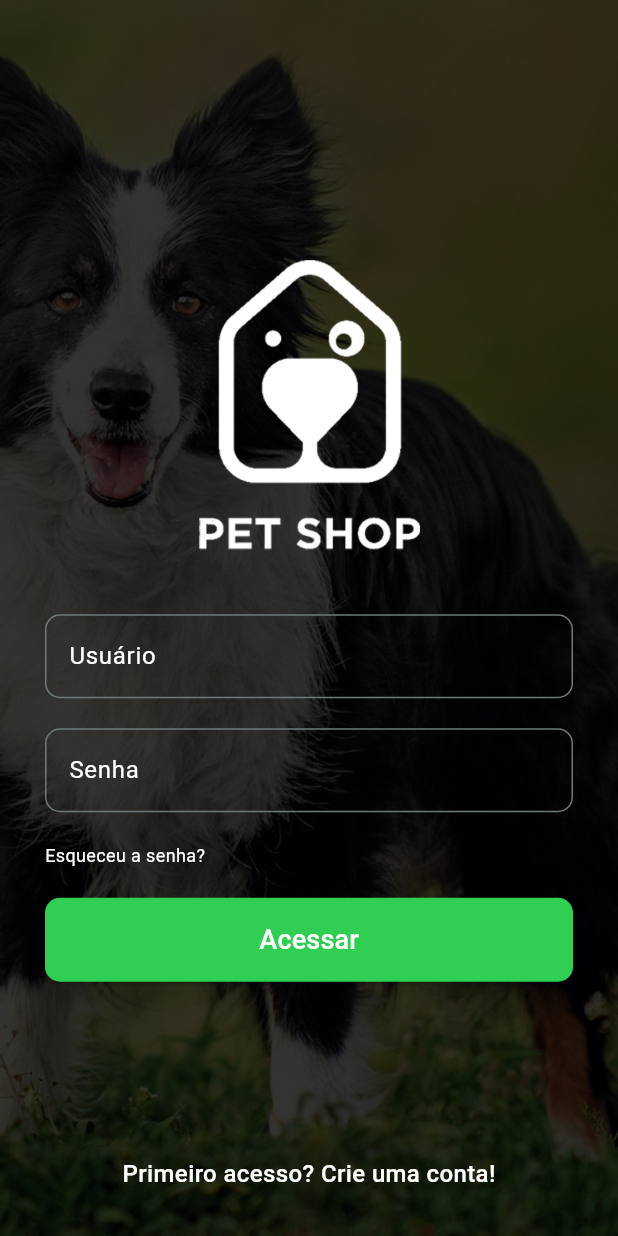
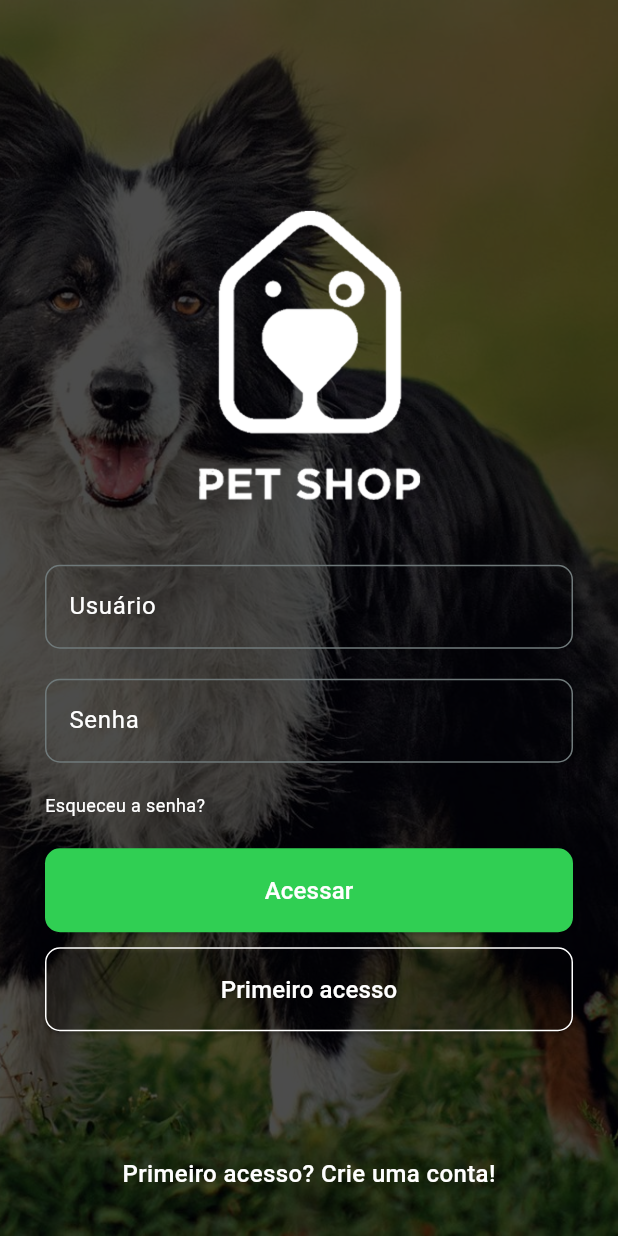
Before and after one commit to menezesho/petshop, a Flutter app: the screen it shows after launch, on a phone screen of 412 x 824 dp. Run offline on Flutter 3.47's test engine with Material 3 defaults, Android fonts, the phone set to English and light mode, and no system bars.

```diff
--- a/lib/main.dart
+++ b/lib/main.dart
@@ -1,4 +1,3 @@
-import 'package:flutter/foundation.dart';
 import 'package:flutter/material.dart';
 import 'package:petshop/src/pages/login_page.dart';
 
--- a/lib/src/pages/login_page.dart
+++ b/lib/src/pages/login_page.dart
@@ -1,5 +1,5 @@
-import 'package:flutter/foundation.dart';
 import 'package:flutter/material.dart';
+import 'package:petshop/src/pages/register-page.dart';
 import 'package:petshop/src/ui/constants.dart';
 
 class LoginPage extends StatefulWidget {
@@ -18,7 +18,7 @@ class _LoginPageState extends State<LoginPage> {
         decoration: const BoxDecoration(
           image: DecorationImage(
             image: AssetImage('assets/images/background_login_image.jpg'),
-            opacity: 0.2,
+            opacity: 0.3,
             fit: BoxFit.cover,
           ),
         ),
@@ -100,15 +100,61 @@ class _LoginPageState extends State<LoginPage> {
                             minimumSize: const Size.fromHeight(56),
                             backgroundColor: ColorsConstants.strongGreen,
                             shape: RoundedRectangleBorder(
-                              borderRadius: BorderRadius.circular(
-                                  10.0), // Define o raio da borda
+                              borderRadius: BorderRadius.circular(10.0),
                             ),
                           ),
                           onPressed: () {},
                           child: const Text(
                             'Acessar',
-                            style: TextStyle(fontSize: 18.0),
+                            style: TextStyle(fontSize: 16.0),
                           ),
+                        ),
+                        const SizedBox(
+                          height: 10,
+                        ),
+                        ElevatedButton(
+                          style: ElevatedButton.styleFrom(
+                            minimumSize: const Size.fromHeight(56),
+                            backgroundColor: const Color.fromARGB(0, 0, 0, 0),
+                            foregroundColor: Colors.white,
+                            shape: RoundedRectangleBorder(
+                              borderRadius: BorderRadius.circular(10.0),
+                              side: const BorderSide(
+                                color: Colors.white,
+                                width: 1.0,
+                              ),
+                            ),
+                          ),
+                          child: const Text(
+                            'Primeiro acesso',
+                            style: TextStyle(fontSize: 16.0),
+                          ),
+                          onPressed: () {
+                            Navigator.push(
+                              context,
+                              PageRouteBuilder(
+                                pageBuilder:
+                                    (context, animation, secondaryAnimation) {
+                                  return const RegisterPage();
+                                },
+                                transitionsBuilder: (context, animation,
+                                    secondaryAnimation, child) {
+                                  const begin = Offset(1.0, 0.0);
+                                  const end = Offset.zero;
+                                  const curve = Curves.easeInOut;
+
+                                  var tween = Tween(begin: begin, end: end)
+                                      .chain(CurveTween(curve: curve));
+                                  var offsetAnimation = animation.drive(tween);
+
+                                  return SlideTransition(
+                                    position: offsetAnimation,
+                                    child: child,
+                                  );
+                                },
+                              ),
+                            );
+                          },
                         ),
                       ],
                     ),
--- a/lib/src/ui/constants.dart
+++ b/lib/src/ui/constants.dart
@@ -5,8 +5,8 @@ sealed class FontConstants{
 }
 
 sealed class ColorsConstants{
-  static const strongGreen = Color(0xFF30CF53);
-  static const lightGreen = Color(0xFFF6FFF6);
-  static const red = Color(0xFFDB291D);
-  static const yellow = Color(0xFFFFD233);
+  static const strongGreen = Color(0xFF30CF53); // Primary
+  static const lightGreen = Color(0xFFF6FFF6); // Background
+  static const red = Color(0xFFDB291D); // Alert
+  static const yellow = Color(0xFFFFD233); // Warning
 }
```
Also changed, not shown: lib/src/pages/register-page.dart (+215 -0 lines).
